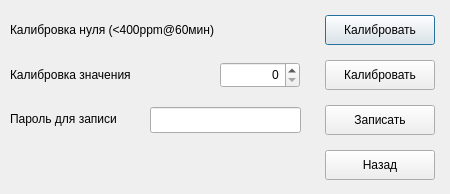
This is CE35DConfig/CE35DConfig/csrs485_calib.ui in ifedotov1984/projects as Qt 5 draws it before an edit. The edited form follows.
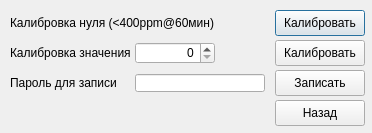
This is the edited form.

```diff
--- a/CE35DConfig/CE35DConfig/csrs485_calib.ui
+++ b/CE35DConfig/CE35DConfig/csrs485_calib.ui
@@ -6,10 +6,22 @@
    <rect>
     <x>0</x>
     <y>0</y>
-    <width>450</width>
-    <height>194</height>
+    <width>372</width>
+    <height>133</height>
    </rect>
   </property>
+  <property name="minimumSize">
+   <size>
+    <width>372</width>
+    <height>133</height>
+   </size>
+  </property>
+  <property name="maximumSize">
+   <size>
+    <width>372</width>
+    <height>133</height>
+   </size>
+  </property>
   <property name="windowTitle">
    <string>Dialog</string>
   </property>
@@ -17,15 +29,16 @@
    <property name="geometry">
     <rect>
      <x>10</x>
-     <y>15</y>
+     <y>10</y>
      <width>281</width>
-     <height>30</height>
+     <height>26</height>
     </rect>
    </property>
-   <property name="font">
-    <font>
-     <pointsize>9</pointsize>
-    </font>
+   <property name="sizePolicy">
+    <sizepolicy hsizetype="Fixed" vsizetype="Fixed">
+     <horstretch>0</horstretch>
+     <verstretch>0</verstretch>
+    </sizepolicy>
    </property>
    <property name="text">
     <string>Калибровка нуля (&lt;400ppm@60мин)</string>
@@ -35,15 +48,16 @@
    <property name="geometry">
     <rect>
      <x>10</x>
-     <y>60</y>
+     <y>42</y>
      <width>171</width>
-     <height>30</height>
+     <height>22</height>
     </rect>
    </property>
-   <property name="font">
-    <font>
-     <pointsize>9</pointsize>
-    </font>
+   <property name="sizePolicy">
+    <sizepolicy hsizetype="Fixed" vsizetype="Fixed">
+     <horstretch>0</horstretch>
+     <verstretch>0</verstretch>
+    </sizepolicy>
    </property>
    <property name="text">
     <string>Калибровка значения</string>
@@ -52,12 +66,18 @@
   <widget class="QPushButton" name="CalibZ">
    <property name="geometry">
     <rect>
-     <x>325</x>
-     <y>15</y>
-     <width>110</width>
-     <height>30</height>
+     <x>275</x>
+     <y>10</y>
+     <width>90</width>
+     <height>26</height>
     </rect>
    </property>
+   <property name="sizePolicy">
+    <sizepolicy hsizetype="Fixed" vsizetype="Fixed">
+     <horstretch>0</horstretch>
+     <verstretch>0</verstretch>
+    </sizepolicy>
+   </property>
    <property name="text">
     <string>Калибровать</string>
    </property>
@@ -65,12 +85,18 @@
   <widget class="QPushButton" name="CalibV">
    <property name="geometry">
     <rect>
-     <x>325</x>
-     <y>60</y>
-     <width>110</width>
-     <height>30</height>
+     <x>275</x>
+     <y>40</y>
+     <width>90</width>
+     <height>26</height>
     </rect>
    </property>
+   <property name="sizePolicy">
+    <sizepolicy hsizetype="Fixed" vsizetype="Fixed">
+     <horstretch>0</horstretch>
+     <verstretch>0</verstretch>
+    </sizepolicy>
+   </property>
    <property name="text">
     <string>Калибровать</string>
    </property>
@@ -78,12 +104,18 @@
   <widget class="QPushButton" name="Write">
    <property name="geometry">
     <rect>
-     <x>325</x>
-     <y>105</y>
-     <width>110</width>
-     <height>30</height>
+     <x>275</x>
+     <y>70</y>
+     <width>90</width>
+     <height>26</height>
     </rect>
    </property>
+   <property name="sizePolicy">
+    <sizepolicy hsizetype="Fixed" vsizetype="Fixed">
+     <horstretch>0</horstretch>
+     <verstretch>0</verstretch>
+    </sizepolicy>
+   </property>
    <property name="text">
     <string>Записать</string>
    </property>
@@ -91,12 +123,18 @@
   <widget class="QPushButton" name="Cancel">
    <property name="geometry">
     <rect>
-     <x>325</x>
-     <y>150</y>
-     <width>110</width>
-     <height>30</height>
+     <x>275</x>
+     <y>100</y>
+     <width>90</width>
+     <height>26</height>
     </rect>
    </property>
+   <property name="sizePolicy">
+    <sizepolicy hsizetype="Fixed" vsizetype="Fixed">
+     <horstretch>0</horstretch>
+     <verstretch>0</verstretch>
+    </sizepolicy>
+   </property>
    <property name="text">
     <string>Назад</string>
    </property>
@@ -104,12 +142,18 @@
   <widget class="QSpinBox" name="value">
    <property name="geometry">
     <rect>
-     <x>220</x>
-     <y>62</y>
+     <x>135</x>
+     <y>42</y>
      <width>80</width>
-     <height>26</height>
+     <height>22</height>
     </rect>
    </property>
+   <property name="sizePolicy">
+    <sizepolicy hsizetype="Fixed" vsizetype="Fixed">
+     <horstretch>0</horstretch>
+     <verstretch>0</verstretch>
+    </sizepolicy>
+   </property>
    <property name="alignment">
     <set>Qt::AlignRight|Qt::AlignTrailing|Qt::AlignVCenter</set>
    </property>
@@ -120,12 +164,18 @@
   <widget class="QLineEdit" name="passw">
    <property name="geometry">
     <rect>
-     <x>150</x>
-     <y>107</y>
-     <width>151</width>
-     <height>26</height>
+     <x>135</x>
+     <y>74</y>
+     <width>130</width>
+     <height>18</height>
     </rect>
    </property>
+   <property name="sizePolicy">
+    <sizepolicy hsizetype="Fixed" vsizetype="Fixed">
+     <horstretch>0</horstretch>
+     <verstretch>0</verstretch>
+    </sizepolicy>
+   </property>
    <property name="maxLength">
     <number>32</number>
    </property>
@@ -134,15 +184,16 @@
    <property name="geometry">
     <rect>
      <x>10</x>
-     <y>106</y>
+     <y>74</y>
      <width>141</width>
-     <height>26</height>
+     <height>18</height>
     </rect>
    </property>
-   <property name="font">
-    <font>
-     <pointsize>9</pointsize>
-    </font>
+   <property name="sizePolicy">
+    <sizepolicy hsizetype="Fixed" vsizetype="Fixed">
+     <horstretch>0</horstretch>
+     <verstretch>0</verstretch>
+    </sizepolicy>
    </property>
    <property name="text">
     <string>Пароль для записи</string>
```
Left out of the diff: 2 changed lines with no effect on the pictures.
